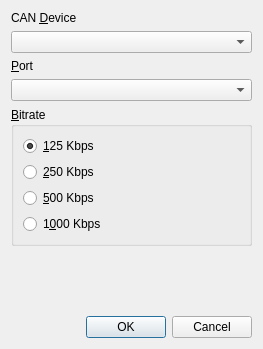
First picture: the form in src/ui/connect.ui, repository mikessut/CAN-FIX-Utility, before the edit.
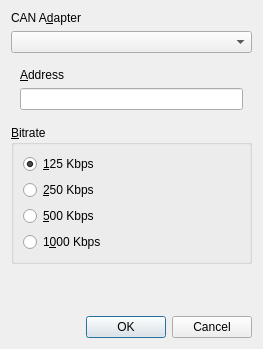
Second picture: the form after the edit. The open tabs and pages were chosen to show the change.

Patch:
```diff
--- a/src/ui/connect.ui
+++ b/src/ui/connect.ui
@@ -19,7 +19,7 @@
      <item>
       <widget class="QLabel" name="labelDevice">
        <property name="text">
-        <string>CAN &amp;Device</string>
+        <string>CAN A&amp;dapter</string>
        </property>
        <property name="buddy">
         <cstring>comboDevice</cstring>
@@ -29,6 +29,16 @@
      <item>
       <widget class="QComboBox" name="comboDevice"/>
      </item>
+     <item>
+      <widget class="QStackedWidget" name="stackConfig">
+       <property name="frameShape">
+        <enum>QFrame::NoFrame</enum>
+       </property>
+       <property name="currentIndex">
+        <number>0</number>
+       </property>
+       <widget class="QWidget" name="pageSerialPort">
+        <layout class="QVBoxLayout" name="verticalLayout_4">
      <item>
       <widget class="QLabel" name="labelPort">
        <property name="text">
@@ -42,6 +52,28 @@
      <item>
       <widget class="QComboBox" name="comboPort"/>
      </item>
+        </layout>
+       </widget>
+       <widget class="QWidget" name="pageNetwork">
+        <layout class="QVBoxLayout" name="verticalLayout_5">
+         <item>
+          <widget class="QLabel" name="labelAddress">
+           <property name="text">
+            <string>&amp;Address</string>
+           </property>
+           <property name="buddy">
+            <cstring>editAddress</cstring>
+           </property>
+          </widget>
+         </item>
+         <item>
+          <widget class="QLineEdit" name="editAddress"/>
+         </item>
+        </layout>
+       </widget>
+       <widget class="QWidget" name="pageNone"/>
+      </widget>
+     </item>
      <item>
       <widget class="QGroupBox" name="groupBitrate">
        <property name="title">
```
Left out of the diff: 27 changed lines with no effect on the pictures. Lines whose indentation alone changed are shown as unchanged.
